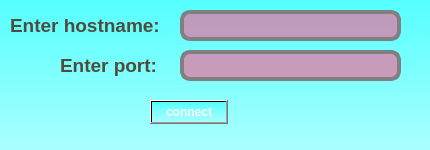
This is src/resources/UI/enter.ui in abbeswrld/web as Qt 5 draws it before an edit. The edited form follows.
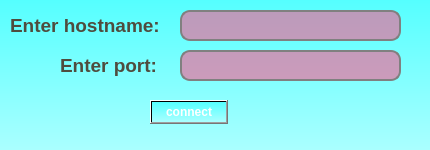
This is the edited form.

```diff
--- a/src/resources/UI/enter.ui
+++ b/src/resources/UI/enter.ui
@@ -35,7 +35,7 @@
     <property name="styleSheet">
      <string notr="true">QLineEdit {
 	color: rgb(79, 76, 62);
-    border: 4px solid gray;
+    border: 2px solid gray;
     border-radius: 10px;
     padding: 0 8px;
     background: rgba(255, 85, 139, 150);
@@ -113,7 +113,7 @@
     <property name="styleSheet">
      <string notr="true">QLineEdit {
 	color: rgb(79, 76, 62);
-    border: 4px solid gray;
+    border: 2px solid gray;
     border-radius: 10px;
     padding: 0 8px;
     background: rgba(255, 85, 139, 150);
```
